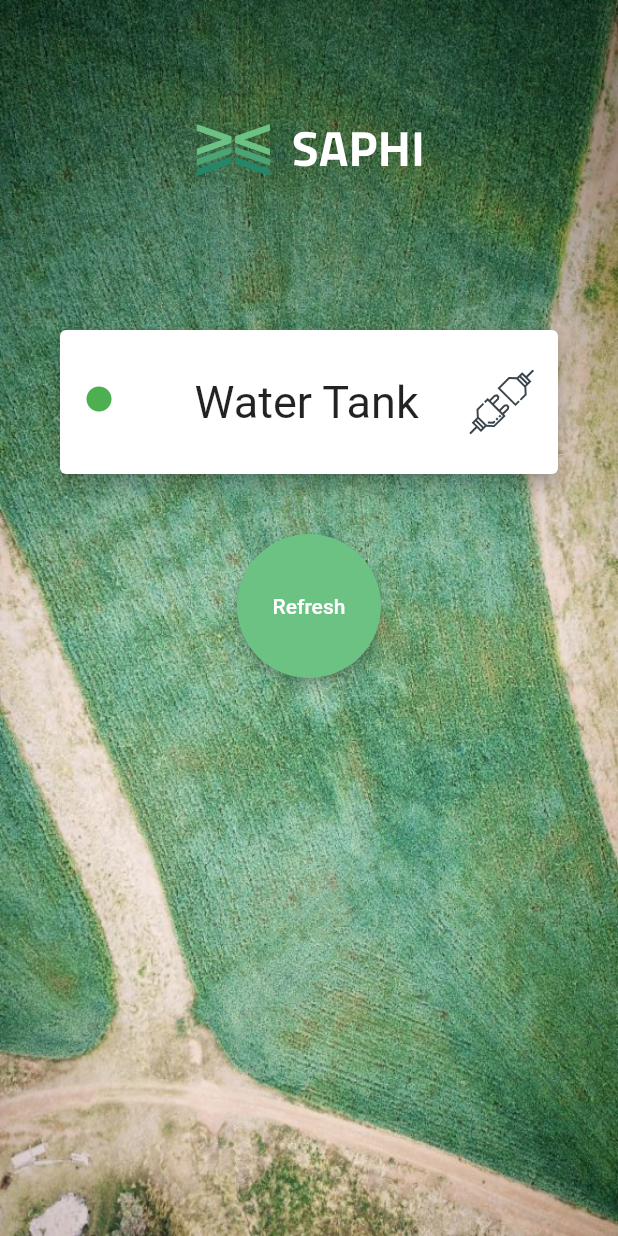
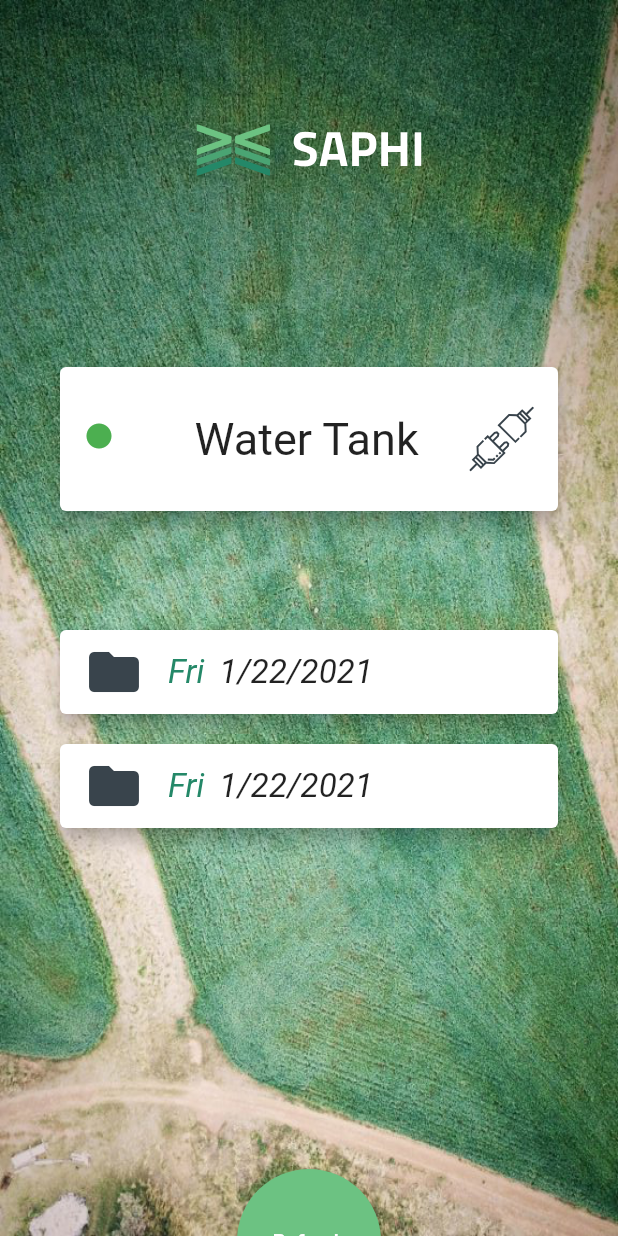
Before and after one commit to camow7/iot-logger, a Flutter app: the screen it shows after launch, after a tap on "Water Tank", on a phone screen of 412 x 824 dp. Run offline on Flutter 3.47's test engine with Material 2 defaults, Android fonts, the phone set to English and light mode, and no system bars; our stand-ins replace flutter_svg.

Commit message:
Added some dummy logs

```diff
--- a/lib/models/sensor.dart
+++ b/lib/models/sensor.dart
@@ -11,11 +11,13 @@ class Sensor {
   final Status status;
   final String name;
   final String iconPath;
+  final List<DateTime> logs;
 
   Sensor({
     @required this.id,
     @required this.status,
     @required this.name,
     @required this.iconPath,
+    this.logs = const[],
   });
 }
--- a/lib/screens/home.dart
+++ b/lib/screens/home.dart
@@ -1,9 +1,9 @@
 import 'package:flutter/material.dart';
-import 'package:iot_logger/shared/refresh_button.dart';
+import 'package:iot_logger/widgets/refresh_button.dart';
 
 import '../models/sensor.dart';
 
-import '../shared/layout.dart';
+import '../widgets/layout.dart';
 import '../widgets/sensor_item.dart';
 
 class Home extends StatelessWidget {
@@ -13,6 +13,7 @@ class Home extends StatelessWidget {
       name: 'Water Tank',
       status: Status.Connected,
       iconPath: 'plug',
+      logs: [DateTime.now(), DateTime.now()]
     ),
     Sensor(
       id: '2',
--- a/lib/screens/logs.dart
+++ b/lib/screens/logs.dart
@@ -1,9 +1,10 @@
 import 'package:flutter/material.dart';
+import 'package:intl/intl.dart';
 
 import '../models/sensor.dart';
 
-import '../shared/layout.dart';
-import '../shared/refresh_button.dart';
+import '../widgets/layout.dart';
+import '../widgets/refresh_button.dart';
 import '../widgets/sensor_item.dart';
 
 class Logs extends StatelessWidget {
@@ -11,12 +12,53 @@ class Logs extends StatelessWidget {
   Widget build(BuildContext context) {
     final sensor = ModalRoute.of(context).settings.arguments as Sensor;
     return Scaffold(
-      body: Layout(Column(
-        children: [
-          SensorItem(sensor),
-          RefreshButton(),
-        ],
-      )),
+      body: Layout(
+        Column(
+          mainAxisAlignment: MainAxisAlignment.spaceAround,
+          children: [
+            SensorItem(sensor),
+            Container(
+              height: 300,
+              child: Column(
+                children: sensor.logs.map(
+                  (log) {
+                    return Container(
+                      child: Card(
+                        margin: const EdgeInsets.symmetric(
+                            horizontal: 40, vertical: 10),
+                        elevation: 5,
+                        child: ListTile(
+                          leading: Icon(
+                            Icons.folder,
+                            color: Color.fromRGBO(57, 68, 76, 1),
+                            size: 40,
+                          ),
+                          title: Row(children: [
+                            Text( // fix up these texts
+                              DateFormat.E().format(log),
+                              style: TextStyle(
+                                  fontSize: 22, fontStyle: FontStyle.italic, color: Color.fromRGBO(36, 136, 104, 1)),
+                            ),
+                            SizedBox(
+                              width: 10,
+                            ),
+                            Text(
+                              DateFormat.yMd().format(log),
+                              style: TextStyle(
+                                  fontSize: 22, fontStyle: FontStyle.italic),
+                            )
+                          ]),
+                        ),
+                      ),
+                    );
+                  },
+                ).toList(),
+              ),
+            ),
+            RefreshButton(),
+          ],
+        ),
+      ),
     );
   }
 }
--- a/lib/shared/layout.dart
+++ b/lib/widgets/layout.dart
@@ -45,7 +45,10 @@ class Layout extends StatelessWidget {
                   ),
                 ],
               ),
-              content,
+              Container(
+                height: 700,
+                child: content,
+              ),
             ],
           ),
         )
--- a/lib/widgets/sensor_item.dart
+++ b/lib/widgets/sensor_item.dart
@@ -24,11 +24,11 @@ class SensorItem extends StatelessWidget {
     }
   }
 
-  viewLogs(BuildContext context) {
+  void viewLogs(BuildContext context) {
     Navigator.of(context).pushNamed('/logs', arguments: sensor);
   }
 
-  returnHome(BuildContext context) {
+  void returnHome(BuildContext context) {
     Navigator.of(context).pop();
   }
 
--- a/pubspec.yaml
+++ b/pubspec.yaml
@@ -24,6 +24,7 @@ dependencies:
   flutter:
     sdk: flutter
   flutter_svg: ^0.18.0
+  intl: ^0.16.1
 
 
   # The following adds the Cupertino Icons font to your application.
```
Also changed, not shown: lib/widgets/refresh_button.dart (renamed from lib/shared/refresh_button.dart), pubspec.lock.
